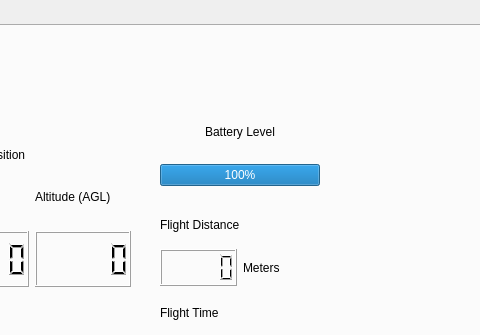
First picture: the form in src/GUI/GUI_Sampler.ui, repository FSC-Lab/ground_station_gui, before the edit; both pictures show x 512 to 992 and y 0 to 335 of the 1331 by 857 pixel window.
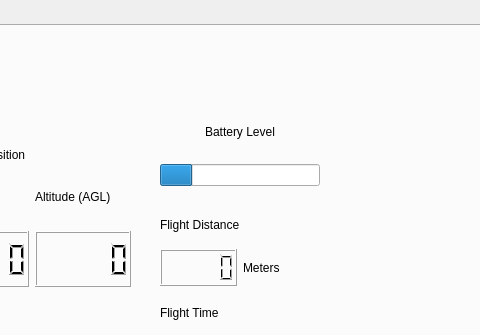
Second picture: the form after the edit.

```diff
--- a/src/GUI/GUI_Sampler.ui
+++ b/src/GUI/GUI_Sampler.ui
@@ -230,7 +230,10 @@
      <item>
       <widget class="QProgressBar" name="BatInd">
        <property name="value">
-        <number>100</number>
+        <number>20</number>
+       </property>
+       <property name="textVisible">
+        <bool>false</bool>
        </property>
       </widget>
      </item>
```
